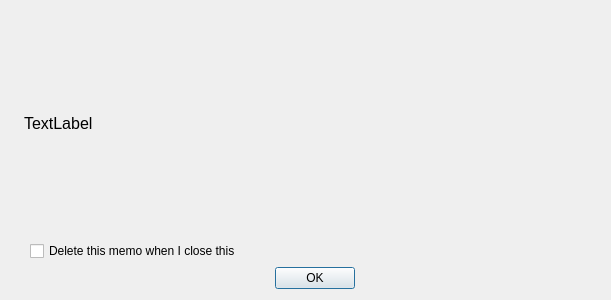
Before: the Qt Designer form qt-designer/showMemo.ui in rowinggolfer/openmolar1, drawn with Qt 5.
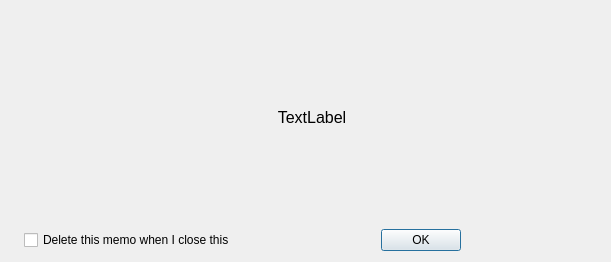
After: the same form once the commit is applied. Icons and pictures are not drawn.

What changed in the file:
```diff
--- a/qt-designer/showMemo.ui
+++ b/qt-designer/showMemo.ui
@@ -7,14 +7,14 @@
     <x>0</x>
     <y>0</y>
     <width>611</width>
-    <height>300</height>
+    <height>262</height>
    </rect>
   </property>
   <property name="windowTitle">
    <string>Memo</string>
   </property>
   <layout class="QGridLayout" name="gridLayout">
-   <item row="0" column="0" rowspan="3">
+   <item row="0" column="0" rowspan="2">
     <widget class="QLabel" name="label">
      <property name="text">
       <string/>
@@ -37,9 +37,19 @@
      <property name="text">
       <string>TextLabel</string>
      </property>
+     <property name="alignment">
+      <set>Qt::AlignCenter</set>
+     </property>
     </widget>
    </item>
-   <item row="2" column="2">
+   <item row="1" column="1">
+    <widget class="QCheckBox" name="checkBox">
+     <property name="text">
+      <string>Delete this memo when I close this</string>
+     </property>
+    </widget>
+   </item>
+   <item row="1" column="2">
     <widget class="QDialogButtonBox" name="buttonBox">
      <property name="orientation">
       <enum>Qt::Horizontal</enum>
@@ -52,13 +62,6 @@
      </property>
     </widget>
    </item>
-   <item row="1" column="2">
-    <widget class="QCheckBox" name="checkBox">
-     <property name="text">
-      <string>Delete this memo when I close this</string>
-     </property>
-    </widget>
-   </item>
   </layout>
  </widget>
  <resources>
```
